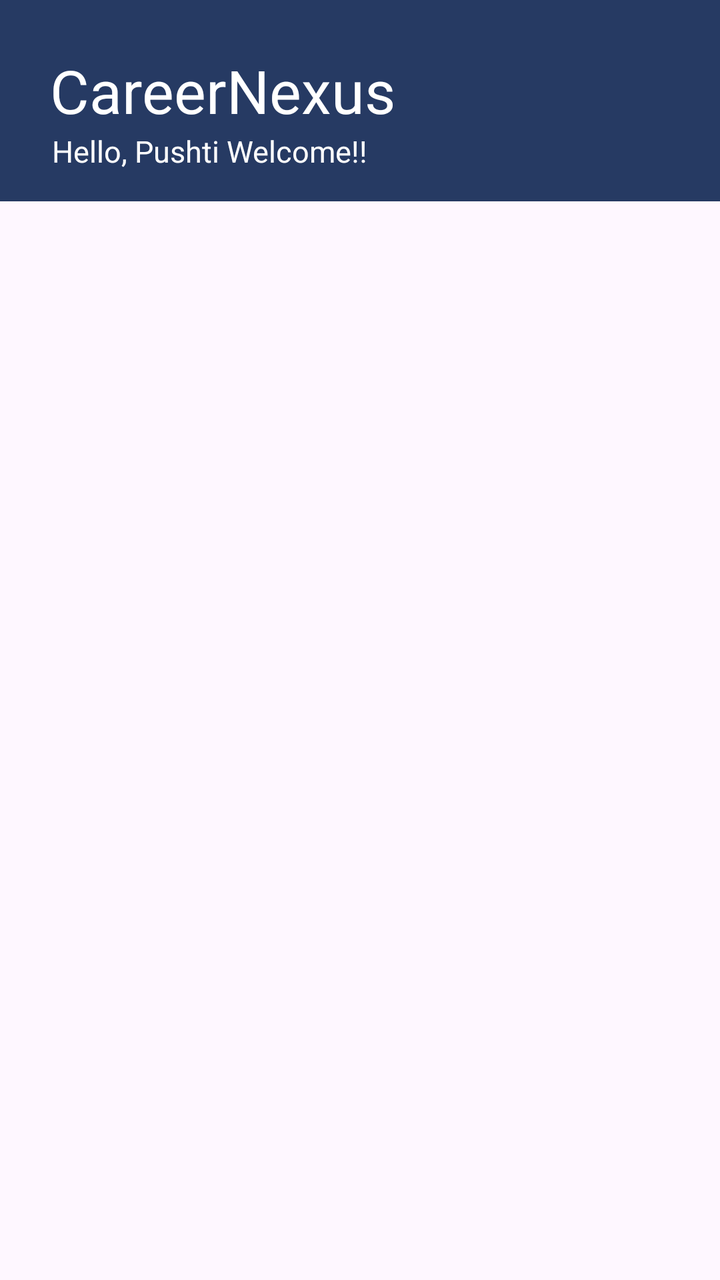
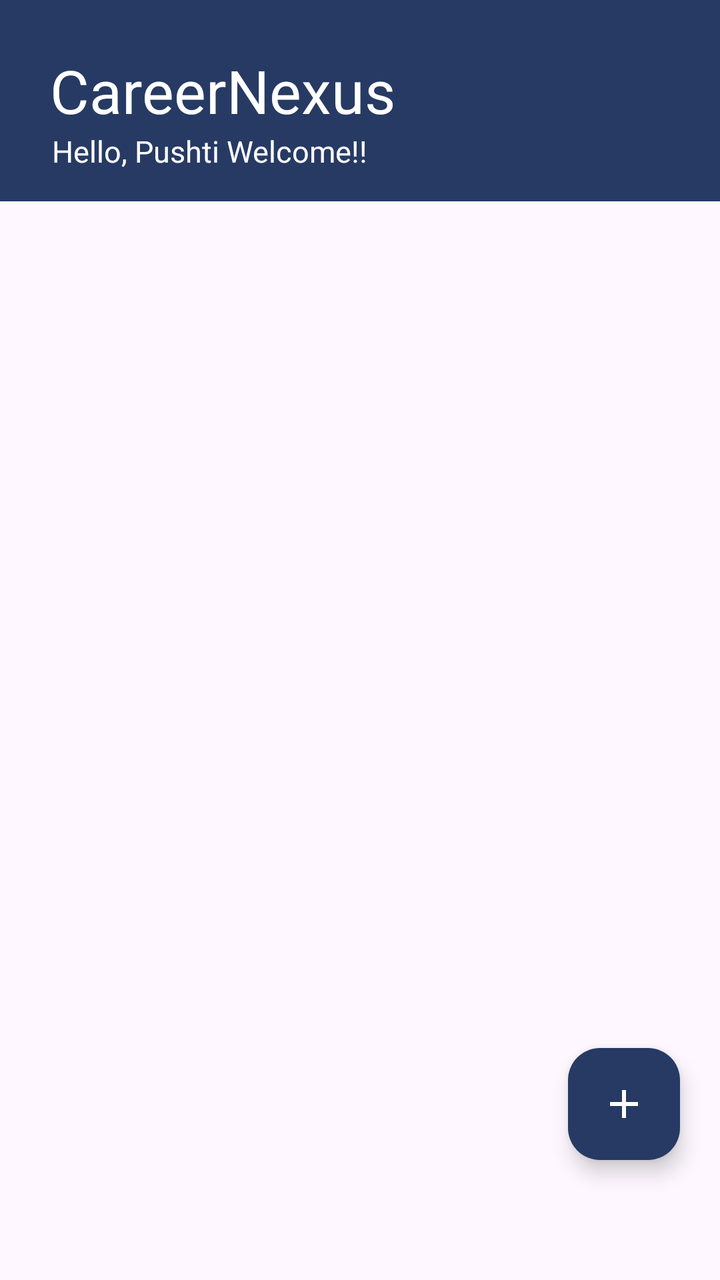

An Android layout rendered at two revisions. The XML below is the earlier revision; the diff shows what the commit changed to produce the second picture.
<!-- AndroidManifest.xml: application theme Theme.CareerNexus -->
<!-- res/layout/activity_dashboard.xml -->
<?xml version="1.0" encoding="utf-8"?>
<androidx.constraintlayout.widget.ConstraintLayout
    xmlns:android="http://schemas.android.com/apk/res/android"
    xmlns:tools="http://schemas.android.com/tools"
    xmlns:app="http://schemas.android.com/apk/res-auto"
    android:id="@+id/main"
    android:layout_width="match_parent"
    android:layout_height="match_parent"
    tools:context=".Dashboard">

    <androidx.core.widget.NestedScrollView
        android:layout_width="match_parent"
        android:layout_height="match_parent">

        <androidx.constraintlayout.widget.ConstraintLayout
            android:layout_width="match_parent"
            android:layout_height="wrap_content"
            android:background="#263A63"
            android:padding="15dp">

            <TextView
                android:id="@+id/title1"
                android:layout_width="match_parent"
                android:layout_height="wrap_content"
                android:text="CareerNexus"
                android:textColor="@color/white"
                android:textSize="30sp"
                android:layout_marginTop="10dp"
                android:layout_marginStart="10dp"
                app:layout_constraintTop_toTopOf="parent">

            </TextView>

            <TextView
                android:id="@+id/title2"
                android:layout_width="match_parent"
                android:layout_height="wrap_content"
                android:text="Hello, Pushti Welcome!!"
                android:textColor="@color/white"
                android:textSize="15sp"
                android:layout_marginStart="11dp"
                app:layout_constraintTop_toBottomOf="@id/title1">

            </TextView>



        </androidx.constraintlayout.widget.ConstraintLayout>

    </androidx.core.widget.NestedScrollView>

</androidx.constraintlayout.widget.ConstraintLayout>
<!-- resources referenced by this layout -->
<resources>
  <color name="white">#FFFFFFFF</color>
  <style name="Theme.CareerNexus" parent="Base.Theme.CareerNexus" />
  <style name="Base.Theme.CareerNexus" parent="Theme.Material3.DayNight.NoActionBar">
          
          
      </style>
</resources>

<!-- the commit's change to res/layout/activity_dashboard.xml (unified diff, before → after) -->
@@ -8,45 +8,57 @@
     android:layout_height="match_parent"
     tools:context=".Dashboard">
 
+    <androidx.constraintlayout.widget.ConstraintLayout
+        android:layout_width="match_parent"
+        android:layout_height="wrap_content"
+        android:background="#263A63"
+        android:padding="15dp">
+
+        <TextView
+            android:id="@+id/title1"
+            android:layout_width="match_parent"
+            android:layout_height="wrap_content"
+            android:text="CareerNexus"
+            android:textColor="@color/white"
+            android:textSize="30sp"
+            android:layout_marginTop="10dp"
+            android:layout_marginStart="10dp"
+            app:layout_constraintTop_toTopOf="parent">
+
+        </TextView>
+
+        <TextView
+            android:id="@+id/title2"
+            android:layout_width="match_parent"
+            android:layout_height="wrap_content"
+            android:text="Hello, Pushti Welcome!!"
+            android:textColor="@color/white"
+            android:textSize="15sp"
+            android:layout_marginStart="11dp"
+            app:layout_constraintTop_toBottomOf="@id/title1">
+
+        </TextView>
+
+    </androidx.constraintlayout.widget.ConstraintLayout>
+
     <androidx.core.widget.NestedScrollView
         android:layout_width="match_parent"
         android:layout_height="match_parent">
 
-        <androidx.constraintlayout.widget.ConstraintLayout
-            android:layout_width="match_parent"
-            android:layout_height="wrap_content"
-            android:background="#263A63"
-            android:padding="15dp">
-
-            <TextView
-                android:id="@+id/title1"
-                android:layout_width="match_parent"
-                android:layout_height="wrap_content"
-                android:text="CareerNexus"
-                android:textColor="@color/white"
-                android:textSize="30sp"
-                android:layout_marginTop="10dp"
-                android:layout_marginStart="10dp"
-                app:layout_constraintTop_toTopOf="parent">
-
-            </TextView>
-
-            <TextView
-                android:id="@+id/title2"
-                android:layout_width="match_parent"
-                android:layout_height="wrap_content"
-                android:text="Hello, Pushti Welcome!!"
-                android:textColor="@color/white"
-                android:textSize="15sp"
-                android:layout_marginStart="11dp"
-                app:layout_constraintTop_toBottomOf="@id/title1">
-
-            </TextView>
-
-
-
-        </androidx.constraintlayout.widget.ConstraintLayout>
-
     </androidx.core.widget.NestedScrollView>
 
+    <com.google.android.material.floatingactionbutton.FloatingActionButton
+        android:id="@+id/btn_plus"
+        android:layout_width="wrap_content"
+        android:layout_height="wrap_content"
+        android:src="@drawable/outline_add_24"
+        app:tint="@color/white"
+        android:backgroundTint="#263A63"
+        android:layout_marginBottom="60dp"
+        android:layout_marginEnd="20dp"
+        app:layout_constraintEnd_toEndOf="parent"
+        app:layout_constraintBottom_toBottomOf="parent">
+
+    </com.google.android.material.floatingactionbutton.FloatingActionButton>>
+
 </androidx.constraintlayout.widget.ConstraintLayout>
<!-- resource entries referenced after the edit -->
@@ -1,6 +1,12 @@
 <!-- resources referenced by this layout -->
 <resources>
   <color name="white">#FFFFFFFF</color>
+  <!-- drawable outline_add_24 (drawable) -->
+  <vector xmlns:android="http://schemas.android.com/apk/res/android" android:height="24dp" android:tint="#000000" android:viewportHeight="960" android:viewportWidth="960" android:width="24dp">
+        
+      <path android:fillColor="@android:color/white" android:pathData="M440,520L200,520L200,440L440,440L440,200L520,200L520,440L760,440L760,520L520,520L520,760L440,760L440,520Z"/>
+      
+  </vector>
   <style name="Theme.CareerNexus" parent="Base.Theme.CareerNexus" />
   <style name="Base.Theme.CareerNexus" parent="Theme.Material3.DayNight.NoActionBar">
           
